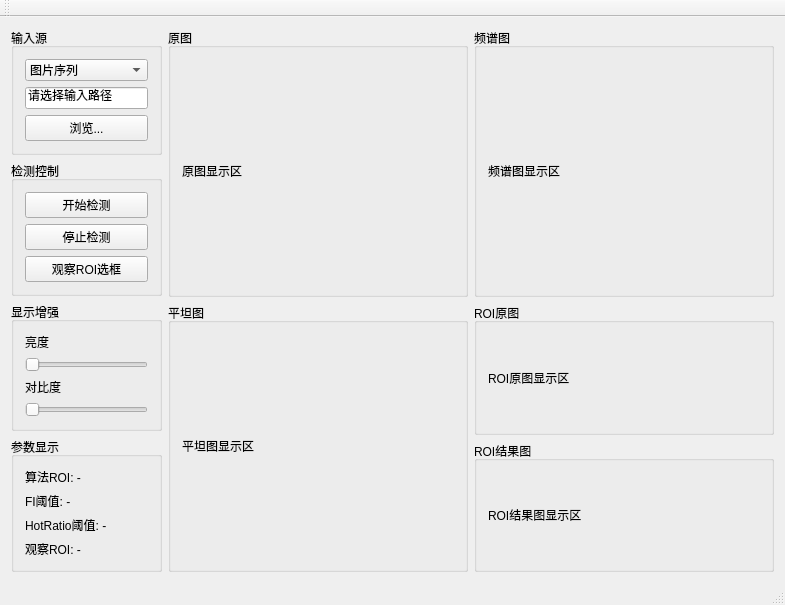
This is WaferMaster/ui/WaferMaster.ui in recklevs/WaferMaster as Qt 5 draws it before an edit. The edited form follows.
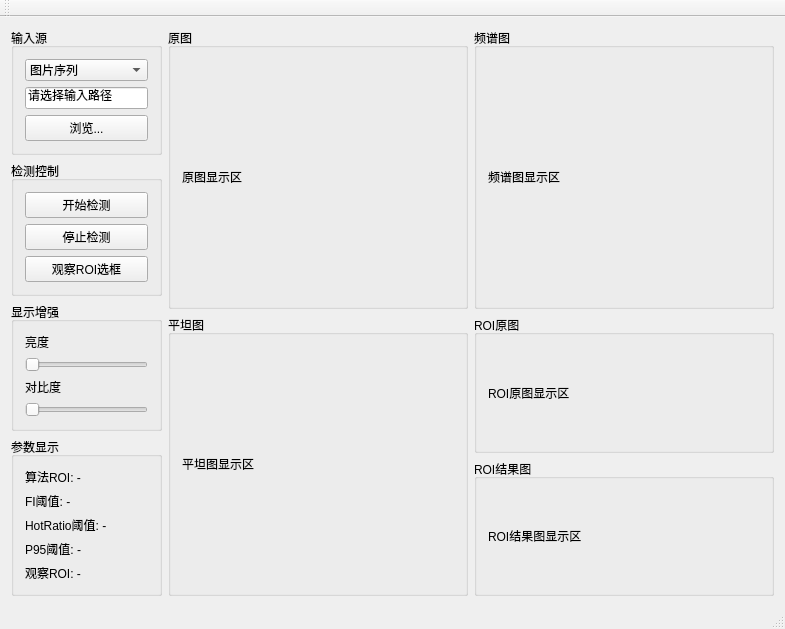
This is the edited form.

Commit message: 优化左侧参数显示组updateParamLabels()

```diff
--- a/WaferMaster/ui/WaferMaster.ui
+++ b/WaferMaster/ui/WaferMaster.ui
@@ -153,6 +153,13 @@
              </property>
             </widget>
            </item>
+            <item>
+             <widget class="QLabel" name="lblP95Thresh">
+              <property name="text">
+               <string>P95阈值: -</string>
+              </property>
+             </widget>
+            </item>
            <item>
             <widget class="QLabel" name="lblObserveRoiInfo">
              <property name="text">
```
Lines whose indentation alone changed are shown as unchanged. The commit also changes 2 other files.
